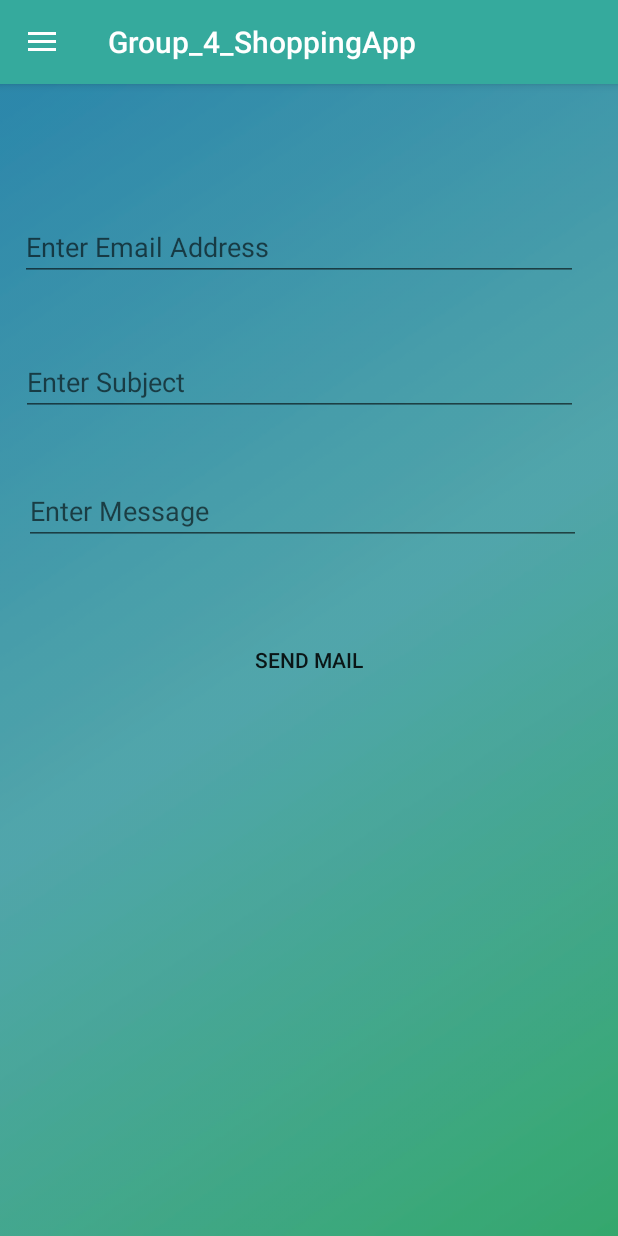
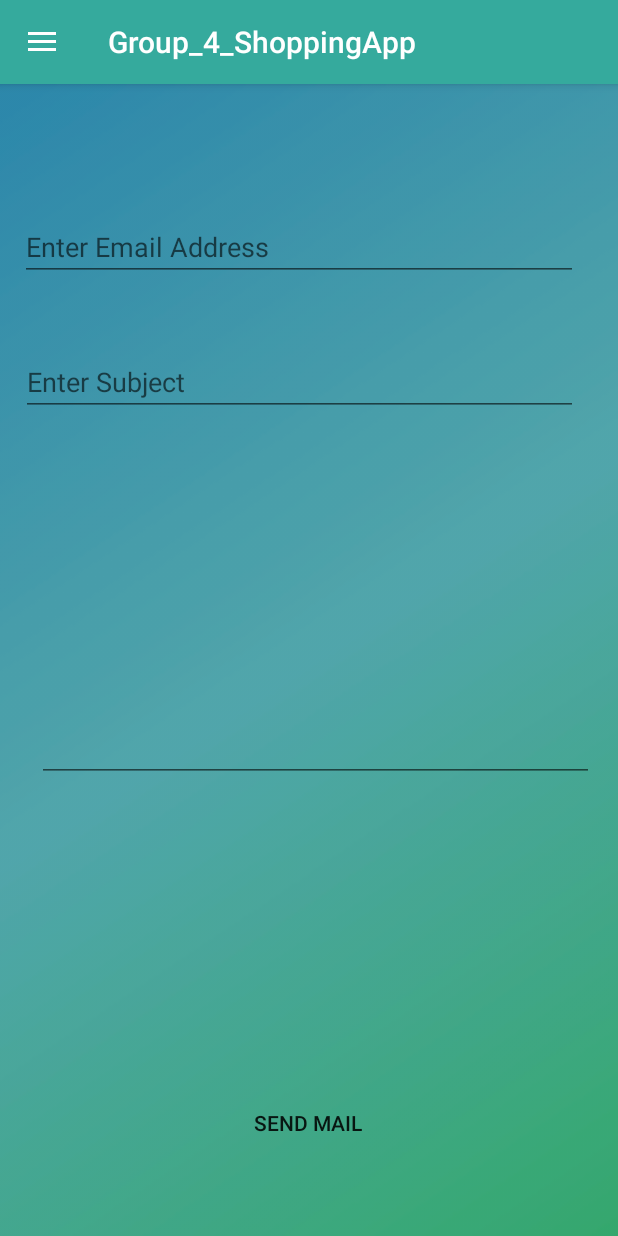
Before and after one commit to khushi07/Group4_FinalProject_W2019_MAD3125, an Android app: the fragment ContactFragment placed in its activity, on a phone screen of 412 x 824 dp. Run offline under Robolectric (Android 15) with nearby library versions, the phone set to English and light mode, and no system bars.

Commit message:
ContactUs Fragment

```diff
--- a/app/src/main/java/com/example/group_4_shoppingapp/Activities/HomeActivity.java
+++ b/app/src/main/java/com/example/group_4_shoppingapp/Activities/HomeActivity.java
@@ -41,11 +41,11 @@ public class HomeActivity extends AppCompatActivity implements NavigationView.On
 
         getSupportActionBar().setDisplayHomeAsUpEnabled(true);
 
-        //if(savedInstanceState == null) {
-          //  getSupportFragmentManager().beginTransaction().replace(R.id.fragment_container,
-            //        new ProductsFragment()).commit();
-            //navigationView.setCheckedItem(R.id.nav_product);
-        //}
+        if(savedInstanceState == null) {
+            getSupportFragmentManager().beginTransaction().replace(R.id.fragment_container,
+                   new ProductsFragment()).commit();
+            navigationView.setCheckedItem(R.id.nav_product);
+        }
 
     }
 
--- a/app/src/main/res/layout/fragment_contact.xml
+++ b/app/src/main/res/layout/fragment_contact.xml
@@ -15,11 +15,14 @@
         android:layout_marginEnd="8dp"
         android:layout_marginBottom="8dp"
         android:background="@android:color/transparent"
+        android:onClick="OnClick"
         android:text="Send Mail"
         app:layout_constraintBottom_toBottomOf="parent"
         app:layout_constraintEnd_toEndOf="parent"
+        app:layout_constraintHorizontal_bias="0.497"
         app:layout_constraintStart_toStartOf="parent"
         app:layout_constraintTop_toTopOf="parent"
+        app:layout_constraintVertical_bias="0.938"
         tools:ignore="MissingConstraints" />
 
     <EditText
@@ -63,16 +66,17 @@
         android:layout_width="371dp"
         android:layout_height="wrap_content"
         android:layout_marginStart="8dp"
-        android:layout_marginTop="8dp"
+        android:layout_marginTop="292dp"
         android:layout_marginEnd="8dp"
         android:layout_marginBottom="8dp"
-        android:hint="Enter Message"
-        android:inputType="textPersonName"
-        app:layout_constraintBottom_toBottomOf="parent"
+        android:inputType="textMultiLine"
+        android:lines="7"
+        app:layout_constraintBottom_toTopOf="@+id/send"
         app:layout_constraintEnd_toEndOf="parent"
-        app:layout_constraintHorizontal_bias="0.333"
+        app:layout_constraintHorizontal_bias="0.666"
         app:layout_constraintStart_toStartOf="parent"
         app:layout_constraintTop_toTopOf="parent"
-        app:layout_constraintVertical_bias="0.359"
-        tools:ignore="InvalidId,MissingConstraints" />
+        app:layout_constraintVertical_bias="0.0"></EditText>
+
+
 </androidx.constraintlayout.widget.ConstraintLayout>
--- a/app/src/main/res/layout/fragment_products.xml
+++ b/app/src/main/res/layout/fragment_products.xml
@@ -7,7 +7,6 @@
         android:id="@+id/my_recycler_view"
         android:layout_width="match_parent"
         android:layout_height="match_parent"
-        android:background="@drawable/back"
         android:scrollbars="vertical" />
 
 </RelativeLayout>
```
Also changed, not shown: app/src/main/java/com/example/group_4_shoppingapp/Fragment/ContactFragment.java (+38 -2 lines).
